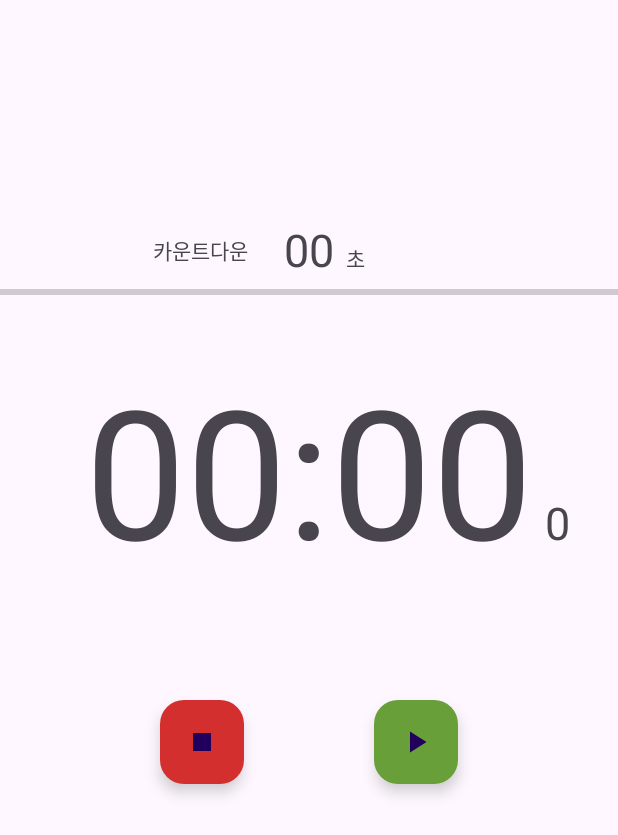
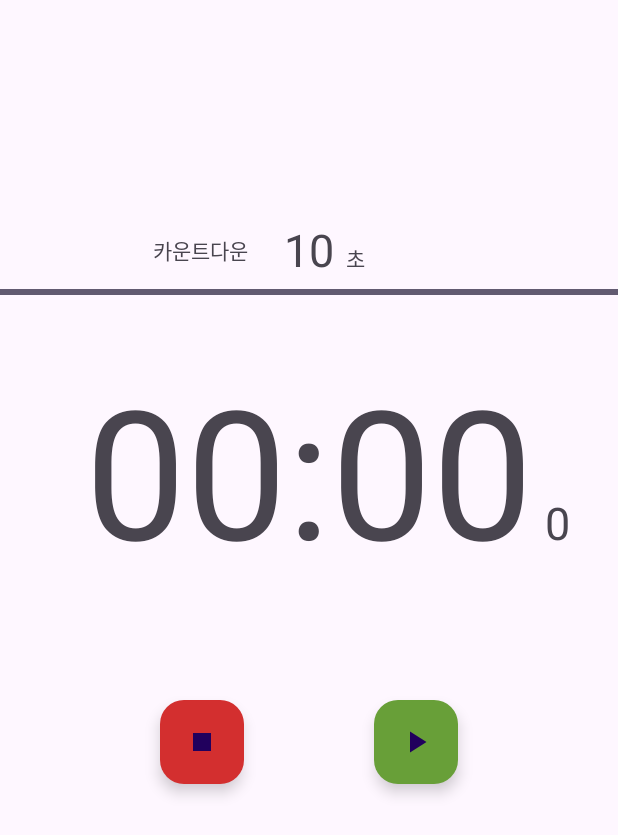
Before and after one commit to suinkimme/study-android, an Android app: the screen it shows after launch (MainActivity), on a phone screen of 412 x 824 dp. Shown: the top 835 px of the screen. Run offline under Robolectric (Android 15) with nearby library versions, the phone set to English and light mode, and no system bars.

Commit message:
그룹 구현해서 타이머 프로그래스 숨기기

```diff
--- a/timer/app/src/main/java/com/study/timer/MainActivity.kt
+++ b/timer/app/src/main/java/com/study/timer/MainActivity.kt
@@ -13,6 +13,7 @@ import kotlin.concurrent.timer
 class MainActivity : AppCompatActivity() {
     private lateinit var binding: ActivityMainBinding
     private var countdownSecond = 10
+    private var currentCountdownDeciSecond = countdownSecond * 10
     private var currentDeciSecond = 0
     private var timer: Timer? = null
     override fun onCreate(savedInstanceState: Bundle?) {
@@ -47,10 +48,19 @@ class MainActivity : AppCompatActivity() {
         binding.lapButton.setOnClickListener {
             lap()
         }
+
+        initCountdownViews()
+    }
+
+    private fun initCountdownViews() {
+        val seconds = currentCountdownDeciSecond / 10
+        binding.countdownTextView.text = String.format("%02d", countdownSecond)
+        binding.countdownProgressBar.progress = 100
     }
 
     private fun start() {
         timer = timer(initialDelay = 0, period = 100) {
+            if (currentCountdownDeciSecond == 0) {
                 currentDeciSecond += 1
 
                 val minutes = currentDeciSecond.div(10) / 60
@@ -60,6 +70,18 @@ class MainActivity : AppCompatActivity() {
                 runOnUiThread {
                     binding.timeTextView.text = String.format("%02d:%02d", minutes, second)
                     binding.tickTextView.text = deciSeconds.toString()
+
+                    binding.countdownGroup.isVisible = false
+                }
+            } else {
+                currentCountdownDeciSecond -= 1
+                val seconds = currentCountdownDeciSecond / 10
+                val progress = (currentCountdownDeciSecond / (countdownSecond * 10f)) * 100
+
+                binding.root.post {
+                    binding.countdownTextView.text = String.format("%02d", seconds)
+                    binding.countdownProgressBar.progress = progress.toInt()
+                }
             }
         }
     }
@@ -73,6 +95,9 @@ class MainActivity : AppCompatActivity() {
         currentDeciSecond = 0
         binding.timeTextView.text = "00:00"
         binding.tickTextView.text = "0"
+
+        binding.countdownGroup.isVisible = true
+        initCountdownViews()
     }
 
     private fun pause() {
@@ -96,6 +121,7 @@ class MainActivity : AppCompatActivity() {
             setView(dialogBinding.root)
             setPositiveButton("확인") { _, _ ->
                 countdownSecond = dialogBinding.countdownSecondPicker.value
+                currentCountdownDeciSecond = countdownSecond * 10
                 binding.countdownTextView.text = String.format("%02d", countdownSecond)
             }
             setNegativeButton("취소", null)
--- a/timer/app/src/main/res/layout/activity_main.xml
+++ b/timer/app/src/main/res/layout/activity_main.xml
@@ -19,8 +19,8 @@
         android:id="@+id/countdownTitleTextView"
         android:layout_width="wrap_content"
         android:layout_height="wrap_content"
+        android:layout_marginEnd="24dp"
         android:text="카운트다운"
-        android:layout_marginEnd="24dp"
         app:layout_constraintBottom_toTopOf="@+id/countdownProgressBar"
         app:layout_constraintEnd_toStartOf="@+id/countdownTextView"
         app:layout_constraintTop_toTopOf="@+id/countdownTextView" />
@@ -29,11 +29,10 @@
         android:id="@+id/countdownUnitTextView"
         android:layout_width="wrap_content"
         android:layout_height="wrap_content"
+        android:layout_marginStart="8dp"
         android:text="초"
-        android:layout_marginStart="8dp"
         app:layout_constraintBaseline_toBaselineOf="@id/countdownTextView"
-        app:layout_constraintStart_toEndOf="@id/countdownTextView"
-        />
+        app:layout_constraintStart_toEndOf="@id/countdownTextView" />
 
     <TextView
         android:id="@+id/countdownTextView"
@@ -134,19 +133,25 @@
         android:id="@+id/lapScrollView"
         android:layout_width="0dp"
         android:layout_height="0dp"
+        android:layout_marginTop="50dp"
+        android:padding="16dp"
+        app:layout_constraintBottom_toBottomOf="parent"
+        app:layout_constraintEnd_toEndOf="parent"
         app:layout_constraintStart_toStartOf="parent"
-        app:layout_constraintEnd_toEndOf="parent"
-        app:layout_constraintTop_toTopOf="@id/guideline2"
-        android:layout_marginTop="50dp"
-        app:layout_constraintBottom_toBottomOf="parent"
-        android:padding="16dp">
+        app:layout_constraintTop_toTopOf="@id/guideline2">
 
         <LinearLayout
             android:id="@+id/lapContainerLinearLayout"
-            android:orientation="vertical"
             android:layout_width="match_parent"
             android:layout_height="wrap_content"
-            />
+            android:orientation="vertical" />
 
     </ScrollView>
+
+    <androidx.constraintlayout.widget.Group
+        android:id="@+id/countdownGroup"
+        android:layout_width="wrap_content"
+        android:layout_height="wrap_content"
+        app:constraint_referenced_ids="countdownTitleTextView,countdownProgressBar,countdownUnitTextView,countdownTextView" />
+
 </androidx.constraintlayout.widget.ConstraintLayout>
```
Lines whose indentation alone changed are shown as unchanged.
